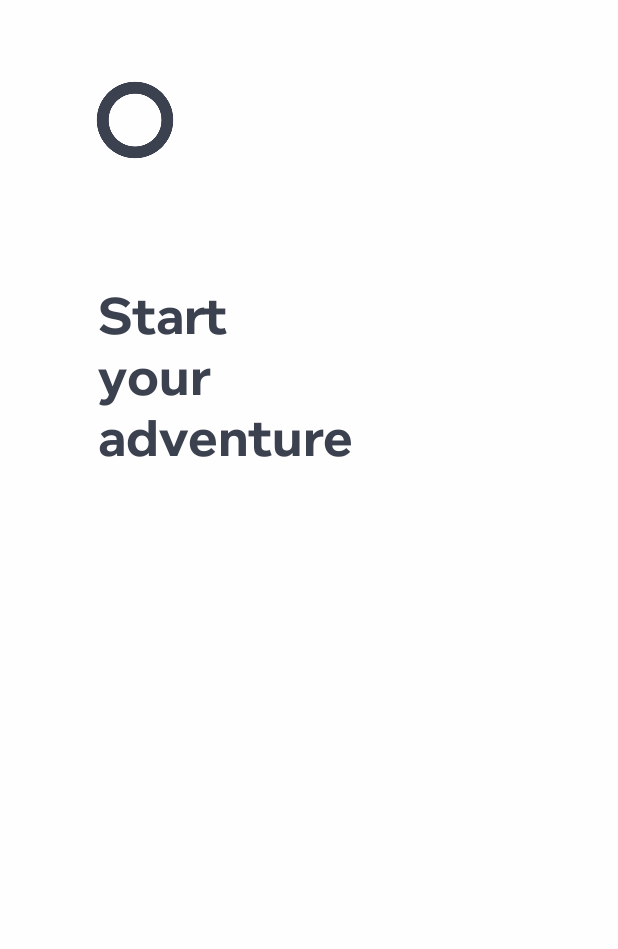
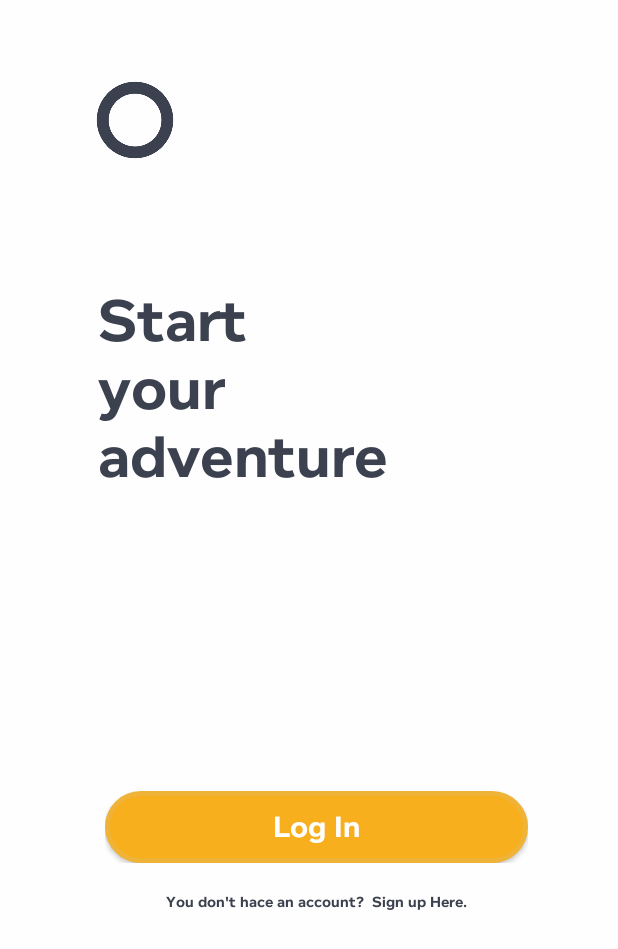
Before and after one commit to fparra00/Lawyer_Selector, an Android app: the screen it shows after launch (MainActivity), on a phone screen of 412 x 824 dp. Shown: the top 949 px of the screen. Run offline under Robolectric (Android 15) with nearby library versions, the phone set to English and light mode, and no system bars.

Commit message:
Design Main

```diff
--- a/app/src/main/AndroidManifest.xml
+++ b/app/src/main/AndroidManifest.xml
@@ -10,6 +10,9 @@
         android:supportsRtl="true"
         android:theme="@style/Theme.AppCompat.NoActionBar">
         <activity
+            android:name=".LoginActivity"
+            android:exported="false" />
+        <activity
             android:name=".MainActivity"
             android:exported="true">
             <intent-filter>
--- /dev/null
+++ b/app/src/main/java/com/example/lawyerselectorv2/LoginActivity.kt
@@ -0,0 +1,11 @@
+package com.example.lawyerselectorv2
+
+import androidx.appcompat.app.AppCompatActivity
+import android.os.Bundle
+
+class LoginActivity : AppCompatActivity() {
+    override fun onCreate(savedInstanceState: Bundle?) {
+        super.onCreate(savedInstanceState)
+        setContentView(R.layout.activity_login)
+    }
+}
--- /dev/null
+++ b/app/src/main/res/drawable-v24/btn_main.xml
@@ -0,0 +1,8 @@
+<?xml version="1.0" encoding="utf-8"?>
+<selector xmlns:android="http://schemas.android.com/apk/res/android">
+    <item android:drawable="@drawable/btn_main_pressed"
+        android:state_pressed="true" />
+    <item android:drawable="@drawable/btn_main_pressed"
+        android:state_focused="true" />
+    <item android:drawable="@drawable/btn_main_normal" />
+</selector>
--- /dev/null
+++ b/app/src/main/res/drawable-v24/btn_main_normal.xml
@@ -0,0 +1,15 @@
+<?xml version="1.0" encoding="utf-8"?>
+<shape xmlns:android="http://schemas.android.com/apk/res/android" android:shape="rectangle">
+    <solid android:color="@color/btnMain"/>
+
+    <stroke android:width="3dp"
+        android:color="#efb337"/>
+
+    <padding android:left="1dp"
+        android:top="1dp"
+        android:right="1dp"
+        android:bottom="1dp"/>
+
+    <corners android:radius="200px"/>
+
+</shape>
--- /dev/null
+++ b/app/src/main/res/drawable-v24/btn_main_pressed.xml
@@ -0,0 +1,15 @@
+<?xml version="1.0" encoding="utf-8"?>
+<shape xmlns:android="http://schemas.android.com/apk/res/android" android:shape="rectangle">
+    <solid android:color="#F8C358"/>
+
+    <stroke android:width="3dp"
+        android:color="#F8C358"/>
+
+    <padding android:left="1dp"
+        android:top="1dp"
+        android:right="1dp"
+        android:bottom="1dp"/>
+
+    <corners android:radius="200px"/>
+
+</shape>
--- /dev/null
+++ b/app/src/main/res/layout/activity_login.xml
@@ -0,0 +1,9 @@
+<?xml version="1.0" encoding="utf-8"?>
+<androidx.constraintlayout.widget.ConstraintLayout xmlns:android="http://schemas.android.com/apk/res/android"
+    xmlns:app="http://schemas.android.com/apk/res-auto"
+    xmlns:tools="http://schemas.android.com/tools"
+    android:layout_width="match_parent"
+    android:layout_height="match_parent"
+    tools:context=".LoginActivity">
+
+</androidx.constraintlayout.widget.ConstraintLayout>
--- a/app/src/main/res/layout/activity_main.xml
+++ b/app/src/main/res/layout/activity_main.xml
@@ -39,7 +39,7 @@
     <LinearLayout
         android:id="@+id/lyText"
         android:layout_width="match_parent"
-        android:layout_height="match_parent"
+        android:layout_height="wrap_content"
         android:orientation="vertical"
         android:paddingLeft="25dp"
         android:paddingTop="60dp">
@@ -51,8 +51,59 @@
             android:fontFamily="@font/foundry_context"
             android:text="Start \nyour \nadventure"
             android:textColor="@color/fontMain"
-            android:textSize="35dp"
+            android:textSize="40dp"
             android:textStyle="bold" />
     </LinearLayout>
 
+    <LinearLayout
+        android:id="@+id/lyButton"
+        android:layout_width="match_parent"
+        android:layout_height="wrap_content"
+        android:orientation="vertical"
+        android:paddingLeft="30dp"
+        android:paddingTop="200dp"
+        android:paddingRight="30dp">
+
+        <Button
+            android:id="@+id/btnLogIn"
+            android:layout_width="match_parent"
+            android:layout_height="wrap_content"
+            android:background="@drawable/btn_main"
+            android:text="Log In"
+            android:textAllCaps="false"
+            android:textColor="@color/bgWhite"
+            android:fontFamily="@font/foundry_context"
+            android:textSize="20dp" />
+    </LinearLayout>
+
+    <LinearLayout
+        android:id="@+id/lyRegister"
+        android:layout_width="match_parent"
+        android:layout_height="match_parent"
+        android:orientation="horizontal"
+        android:paddingTop="20dp">
+
+        <TextView
+            android:id="@+id/txt1"
+            android:layout_width="wrap_content"
+            android:layout_height="wrap_content"
+            android:layout_weight="1"
+            android:fontFamily="@font/foundry_context"
+            android:gravity="right"
+            android:text="You don't hace an account?"
+            android:textColor="@color/fontMain"
+            android:textSize="10dp" />
+
+        <TextView
+            android:id="@+id/txt2"
+            android:layout_width="wrap_content"
+            android:layout_height="wrap_content"
+            android:layout_weight="1"
+            android:fontFamily="@font/foundry_context"
+            android:text="  Sign up Here."
+            android:textColor="@color/fontMain"
+
+            android:textSize="10dp" />
+    </LinearLayout>
+
 </LinearLayout>
```
